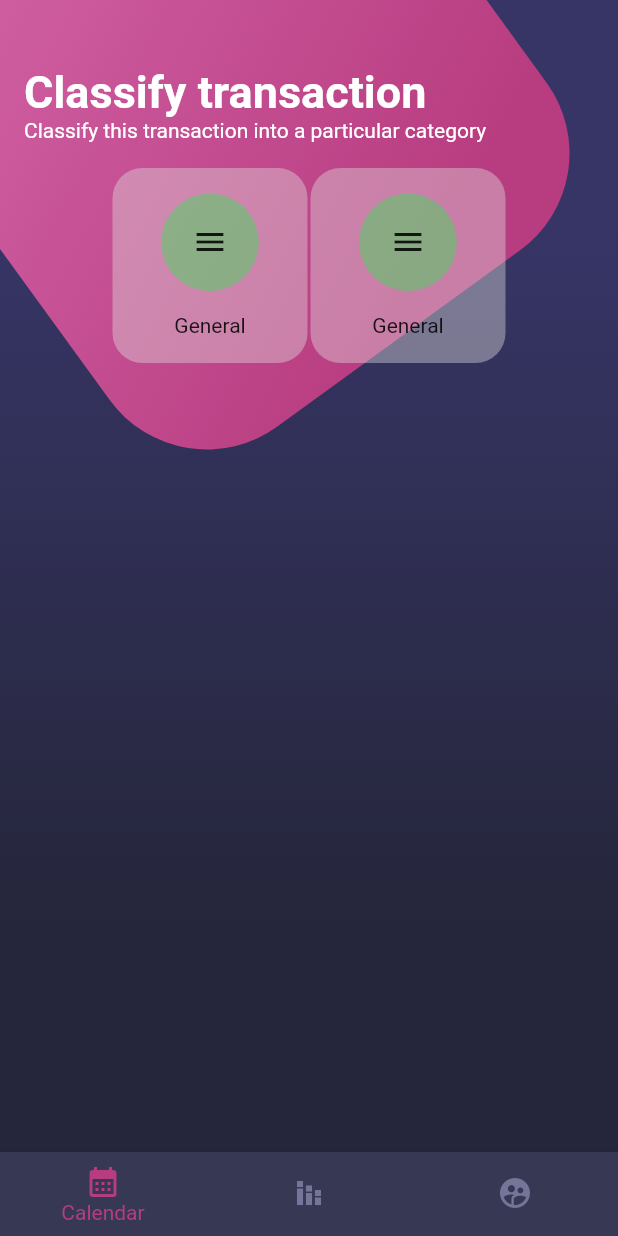
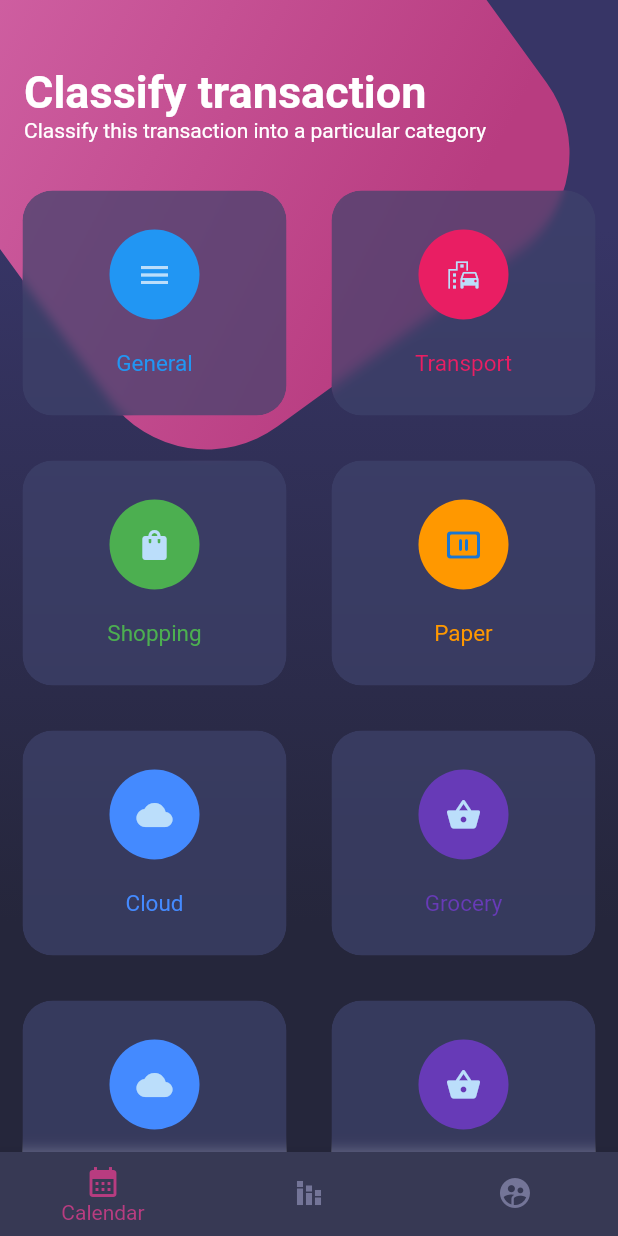
Before and after one commit to Michael-saeek/dise-o_compuesto_app, a Flutter app: the screen it shows after launch, on a phone screen of 412 x 824 dp. Run offline on Flutter 3.47's test engine with Material 2 defaults, Android fonts, the phone set to English and light mode, and no system bars.

Commit message:
new changes added

```diff
--- a/lib/widgets/custom_menu_button.dart
+++ b/lib/widgets/custom_menu_button.dart
@@ -1,35 +1,65 @@
 import 'package:flutter/material.dart';
+import 'dart:ui';
 
 class CustomMenuButtom extends StatelessWidget {
+  final String name;
+  final Color color;
+  final IconData icon;
+
   const CustomMenuButtom({
     super.key,
+    required this.name,
+    required this.color,
+    required this.icon,
   });
 
   @override
   Widget build(BuildContext context) {
+    var column = Column(
+      mainAxisAlignment: MainAxisAlignment.center,
+      children: [
+        CircleAvatar(
+          radius: 30,
+          backgroundColor: color,
+          child: Icon(icon),
+        ),
+        const SizedBox(
+          height: 20,
+        ),
+        Text(style: TextStyle(fontSize: 15, color: color), name),
+      ],
+    );
+    return _BackgroundBlurCard(child: column);
+  }
+}
+
+class _BackgroundBlurCard extends StatelessWidget {
+  const _BackgroundBlurCard({
+    super.key,
+    required this.child,
+  });
+
+  final Widget child;
+
+  @override
+  Widget build(BuildContext context) {
     return Container(
-      alignment: Alignment.center,
-      width: 130,
-      height: 130,
-      decoration: BoxDecoration(
-          color: const Color.fromRGBO(224, 220, 220, 0.411),
-          borderRadius: BorderRadius.circular(20)),
-      child: Column(
-        mainAxisAlignment: MainAxisAlignment.center,
-        children: [
-          Container(
-            width: 65,
-            height: 65,
+      margin: const EdgeInsets.all(15),
+      child: ClipRRect(
+        borderRadius: BorderRadius.circular(20),
+        child: BackdropFilter(
+          filter: ImageFilter.blur(sigmaX: 2, sigmaY: 5),
+          child: Container(
+            //
+            alignment: Alignment.center,
+            width: 150,
+            height: 150,
             decoration: BoxDecoration(
-                color: const Color.fromARGB(104, 42, 231, 77),
-                borderRadius: BorderRadius.circular(50)),
-            child: const Icon(Icons.menu),
+                color: const Color.fromRGBO(62, 66, 107, 0.7),
+                borderRadius: BorderRadius.circular(20)),
+            child: child,
           ),
-          const SizedBox(
-            height: 15,
-          ),
-          const Text('General')
-        ],
+        ),
       ),
     );
   }
--- a/lib/widgets/home_body_content.dart
+++ b/lib/widgets/home_body_content.dart
@@ -9,12 +9,68 @@ class HomeBodyContent extends StatelessWidget {
     return SingleChildScrollView(
       child: Column(children: [
         const CustomListTitle(),
-        Wrap(
-          alignment: WrapAlignment.center,
-          spacing: 2,
+        Table(
           children: const [
-            CustomMenuButtom(),
-            CustomMenuButtom(),
+            TableRow(children: [
+              CustomMenuButtom(
+                name: 'General',
+                color: Colors.blue,
+                icon: Icons.menu,
+              ),
+              CustomMenuButtom(
+                name: 'Transport',
+                color: Colors.pink,
+                icon: Icons.emoji_transportation,
+              ),
+            ]),
+            TableRow(children: [
+              CustomMenuButtom(
+                name: 'Shopping',
+                color: Colors.green,
+                icon: Icons.shopping_bag,
+              ),
+              CustomMenuButtom(
+                name: 'Paper',
+                color: Colors.orange,
+                icon: Icons.pause_presentation_rounded,
+              ),
+            ]),
+            TableRow(children: [
+              CustomMenuButtom(
+                name: 'Cloud',
+                color: Colors.blueAccent,
+                icon: Icons.cloud,
+              ),
+              CustomMenuButtom(
+                name: 'Grocery',
+                color: Colors.deepPurple,
+                icon: Icons.shopping_basket,
+              ),
+            ]),
+            TableRow(children: [
+              CustomMenuButtom(
+                name: 'Cloud',
+                color: Colors.blueAccent,
+                icon: Icons.cloud,
+              ),
+              CustomMenuButtom(
+                name: 'Grocery',
+                color: Colors.deepPurple,
+                icon: Icons.shopping_basket,
+              ),
+            ]),
+            TableRow(children: [
+              CustomMenuButtom(
+                name: 'Cloud',
+                color: Colors.blueAccent,
+                icon: Icons.cloud,
+              ),
+              CustomMenuButtom(
+                name: 'Grocery',
+                color: Colors.deepPurple,
+                icon: Icons.shopping_basket,
+              ),
+            ]),
           ],
         ),
       ]),
```
